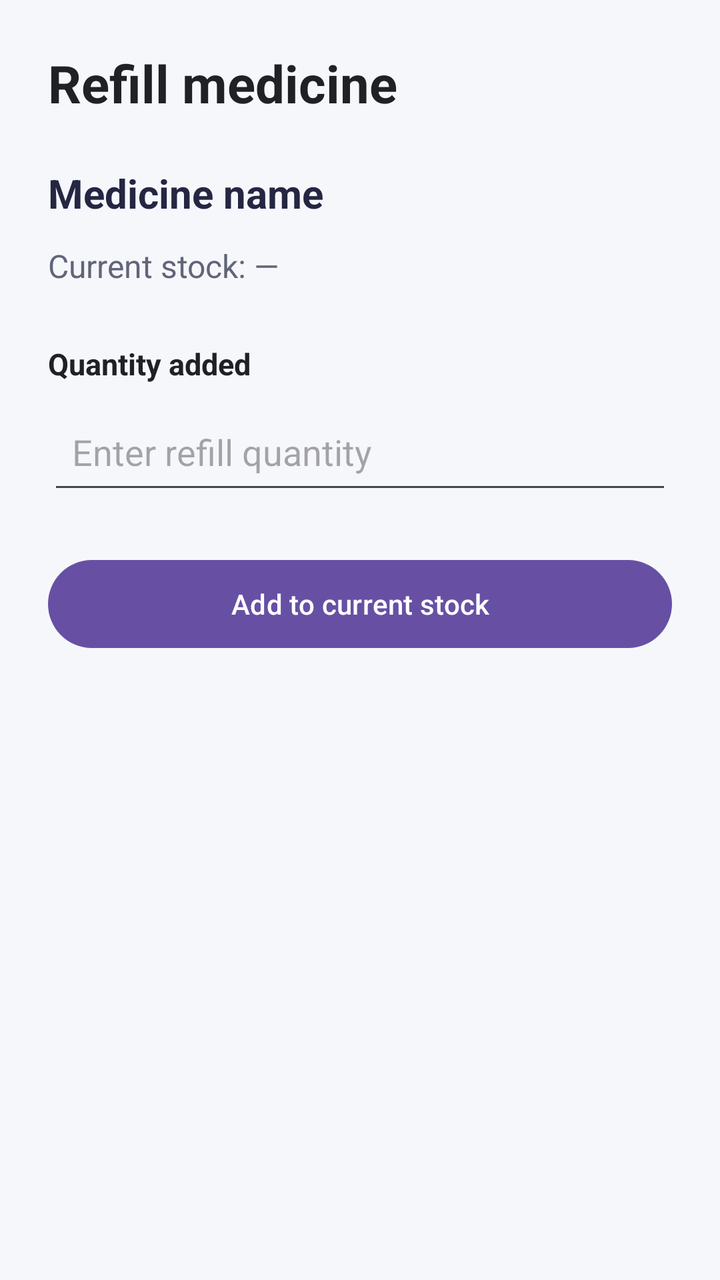
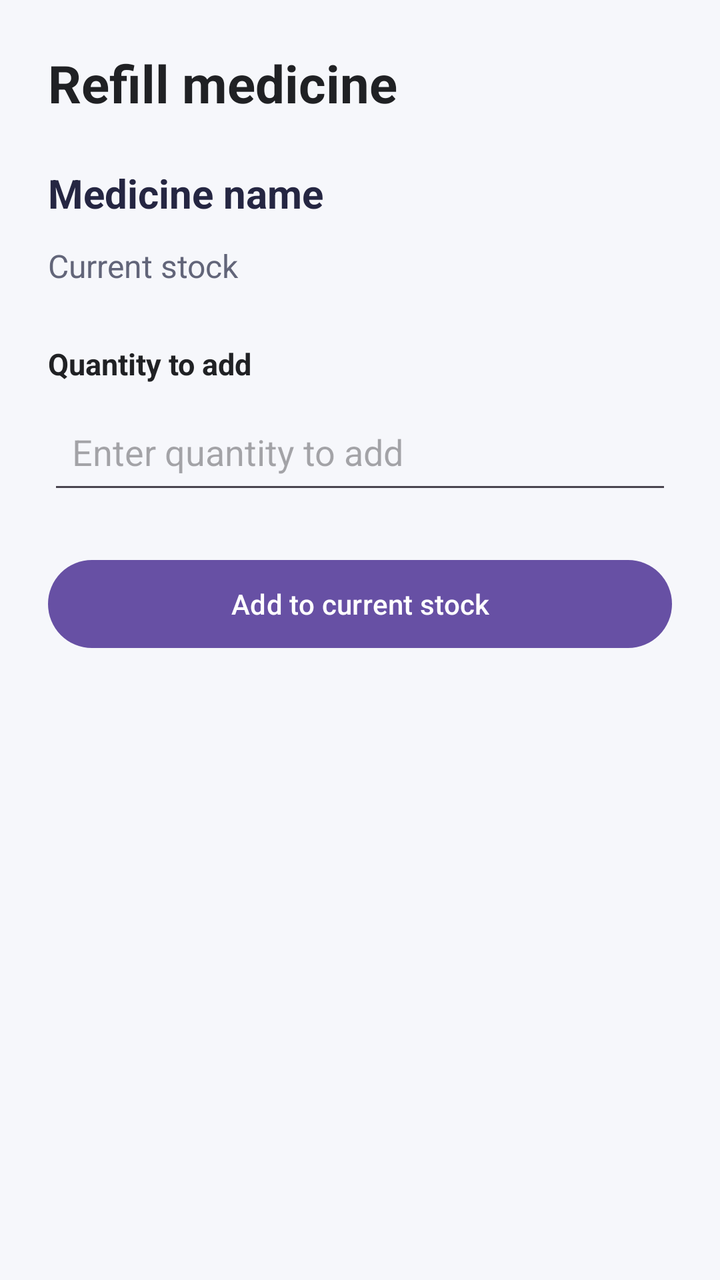

An Android layout rendered at two revisions. The XML below is the earlier revision; the diff shows what the commit changed to produce the second picture.
<!-- AndroidManifest.xml: application theme Theme.MedicineReminderApp -->
<!-- res/layout/activity_refill_medicine.xml -->
<?xml version="1.0" encoding="utf-8"?>
<ScrollView xmlns:android="http://schemas.android.com/apk/res/android"
    android:layout_width="match_parent"
    android:layout_height="match_parent"
    android:fillViewport="true"
    android:background="#F6F7FB">

    <LinearLayout
        android:layout_width="match_parent"
        android:layout_height="wrap_content"
        android:orientation="vertical"
        android:padding="24dp">

        <TextView
            android:layout_width="match_parent"
            android:layout_height="wrap_content"
            android:text="Refill medicine"
            android:textColor="#202124"
            android:textSize="26sp"
            android:textStyle="bold" />

        <TextView
            android:id="@+id/tvRefillMedicineName"
            android:layout_width="match_parent"
            android:layout_height="wrap_content"
            android:layout_marginTop="24dp"
            android:text="Medicine name"
            android:textColor="#252642"
            android:textSize="20sp"
            android:textStyle="bold" />

        <TextView
            android:id="@+id/tvCurrentStock"
            android:layout_width="match_parent"
            android:layout_height="wrap_content"
            android:layout_marginTop="12dp"
            android:text="Current stock: —"
            android:textColor="#626579"
            android:textSize="16sp" />

        <TextView
            android:layout_width="match_parent"
            android:layout_height="wrap_content"
            android:layout_marginTop="28dp"
            android:text="Quantity added"
            android:textColor="#202124"
            android:textSize="15sp"
            android:textStyle="bold" />

        <EditText
            android:id="@+id/etRefillQuantity"
            android:layout_width="match_parent"
            android:layout_height="wrap_content"
            android:layout_marginTop="8dp"
            android:hint="Enter refill quantity"
            android:inputType="numberDecimal|numberSigned"
            android:minHeight="52dp"
            android:padding="12dp"
            android:singleLine="true" />

        <Button
            android:id="@+id/btnConfirmRefill"
            android:layout_width="match_parent"
            android:layout_height="wrap_content"
            android:layout_marginTop="24dp"
            android:minHeight="52dp"
            android:text="Add to current stock"
            android:textAllCaps="false" />

    </LinearLayout>
</ScrollView>
<!-- resources referenced by this layout -->
<resources>
  <style name="Theme.MedicineReminderApp" parent="Base.Theme.MedicineReminderApp" />
  <style name="Base.Theme.MedicineReminderApp" parent="Theme.Material3.DayNight.NoActionBar">
          
          
      </style>
</resources>

<!-- the commit's change to res/layout/activity_refill_medicine.xml (unified diff, before → after) -->
@@ -14,7 +14,7 @@
         <TextView
             android:layout_width="match_parent"
             android:layout_height="wrap_content"
-            android:text="Refill medicine"
+            android:text="@string/refill_medicine_title"
             android:textColor="#202124"
             android:textSize="26sp"
             android:textStyle="bold" />
@@ -24,7 +24,7 @@
             android:layout_width="match_parent"
             android:layout_height="wrap_content"
             android:layout_marginTop="24dp"
-            android:text="Medicine name"
+            android:text="@string/medicine_name_label"
             android:textColor="#252642"
             android:textSize="20sp"
             android:textStyle="bold" />
@@ -34,7 +34,7 @@
             android:layout_width="match_parent"
             android:layout_height="wrap_content"
             android:layout_marginTop="12dp"
-            android:text="Current stock: —"
+            android:text="@string/current_stock_label"
             android:textColor="#626579"
             android:textSize="16sp" />
 
@@ -42,7 +42,7 @@
             android:layout_width="match_parent"
             android:layout_height="wrap_content"
             android:layout_marginTop="28dp"
-            android:text="Quantity added"
+            android:text="@string/quantity_added"
             android:textColor="#202124"
             android:textSize="15sp"
             android:textStyle="bold" />
@@ -52,8 +52,8 @@
             android:layout_width="match_parent"
             android:layout_height="wrap_content"
             android:layout_marginTop="8dp"
-            android:hint="Enter refill quantity"
-            android:inputType="numberDecimal|numberSigned"
+            android:hint="@string/refill_quantity_hint"
+            android:inputType="numberDecimal"
             android:minHeight="52dp"
             android:padding="12dp"
             android:singleLine="true" />
@@ -64,7 +64,7 @@
             android:layout_height="wrap_content"
             android:layout_marginTop="24dp"
             android:minHeight="52dp"
-            android:text="Add to current stock"
+            android:text="@string/add_to_current_stock"
             android:textAllCaps="false" />
 
     </LinearLayout>
<!-- resource entries referenced after the edit -->
@@ -1,5 +1,11 @@
 <!-- resources referenced by this layout -->
 <resources>
+  <string name="add_to_current_stock">Add to current stock</string>
+  <string name="current_stock_label">Current stock</string>
+  <string name="medicine_name_label">Medicine name</string>
+  <string name="quantity_added">Quantity to add</string>
+  <string name="refill_medicine_title">Refill medicine</string>
+  <string name="refill_quantity_hint">Enter quantity to add</string>
   <style name="Theme.MedicineReminderApp" parent="Base.Theme.MedicineReminderApp" />
   <style name="Base.Theme.MedicineReminderApp" parent="Theme.Material3.DayNight.NoActionBar">
           
